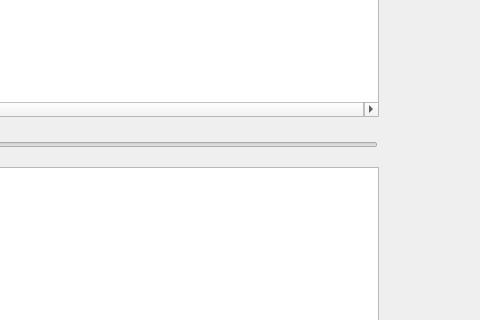
kostasl/zebrafish_tracker, file GUI/mainwindow.ui: the form before one commit; both pictures show x 262 to 742 and y 422 to 742 of the 742 by 846 pixel window.
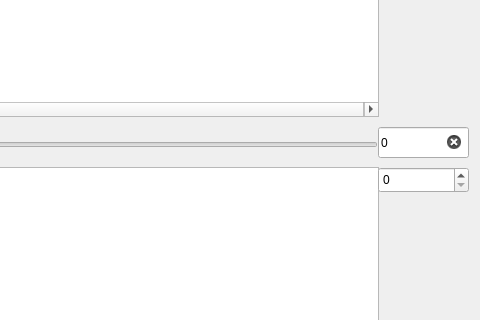
The form after the commit.

Commit message: Added TextBox for Start Frame - Basic Code to Skip X initial Frame still fighting with event

```diff
--- a/GUI/mainwindow.ui
+++ b/GUI/mainwindow.ui
@@ -126,6 +126,50 @@
      <enum>Qt::Horizontal</enum>
     </property>
    </widget>
+   <widget class="QLineEdit" name="txtboxFrameNumber">
+    <property name="geometry">
+     <rect>
+      <x>640</x>
+      <y>530</y>
+      <width>91</width>
+      <height>31</height>
+     </rect>
+    </property>
+    <property name="toolTip">
+     <string>&lt;html&gt;&lt;head/&gt;&lt;body&gt;&lt;p&gt;Enter new frame and press enter&lt;/p&gt;&lt;/body&gt;&lt;/html&gt;</string>
+    </property>
+    <property name="whatsThis">
+     <string>Frame Number Skip</string>
+    </property>
+    <property name="layoutDirection">
+     <enum>Qt::LeftToRight</enum>
+    </property>
+    <property name="text">
+     <string>0</string>
+    </property>
+    <property name="maxLength">
+     <number>6</number>
+    </property>
+    <property name="placeholderText">
+     <string>0</string>
+    </property>
+    <property name="clearButtonEnabled">
+     <bool>true</bool>
+    </property>
+   </widget>
+   <widget class="QSpinBox" name="spinBoxFrame">
+    <property name="geometry">
+     <rect>
+      <x>640</x>
+      <y>570</y>
+      <width>91</width>
+      <height>26</height>
+     </rect>
+    </property>
+    <property name="maximum">
+     <number>200000</number>
+    </property>
+   </widget>
   </widget>
   <widget class="QMenuBar" name="menubar">
    <property name="geometry">
```
Left out of the diff: 2 changed lines with no effect on the pictures. The commit also changes 3 other files.
